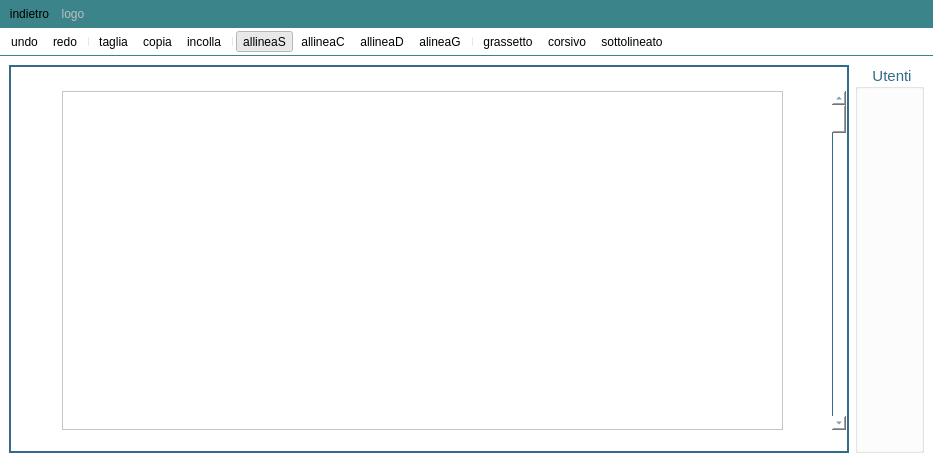
This is Client/editor.ui in MarcoFlo/Google-Drive as Qt 5 draws it before an edit. The edited form follows.
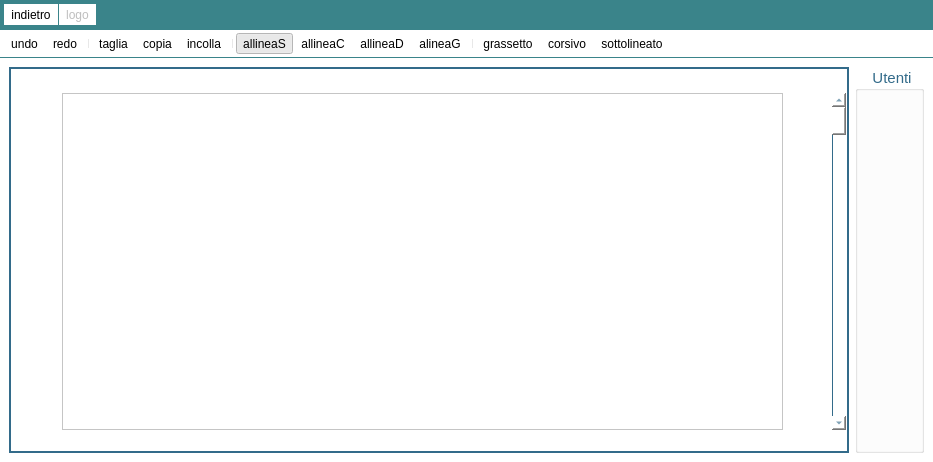
This is the edited form. Icons and pictures are not drawn.

Diff of the .ui file:
```diff
--- a/Client/editor.ui
+++ b/Client/editor.ui
@@ -174,8 +174,12 @@
     <string>toolBar</string>
    </property>
    <property name="styleSheet">
-    <string notr="true">border: 1px solid #3a848a;
-background-color:#3a848a;</string>
+    <string notr="true">QToolBar
+{
+	border: 1px solid #3a848a;
+	background-color:#3a848a;
+}
+</string>
    </property>
    <property name="movable">
     <bool>false</bool>
```
